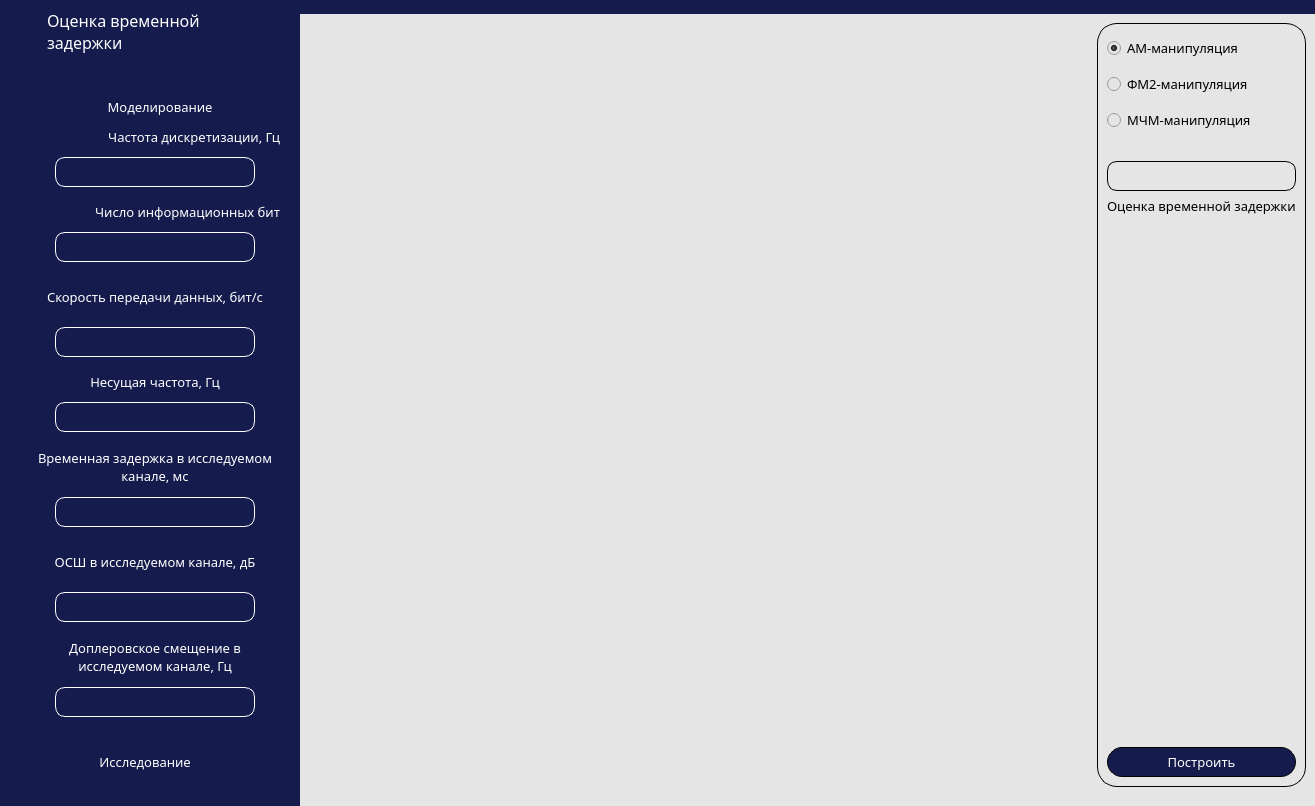
This is ui/main.ui in nmikolaychuk/time-delay-assessment-doppler as Qt 5 draws it before an edit. The edited form follows.
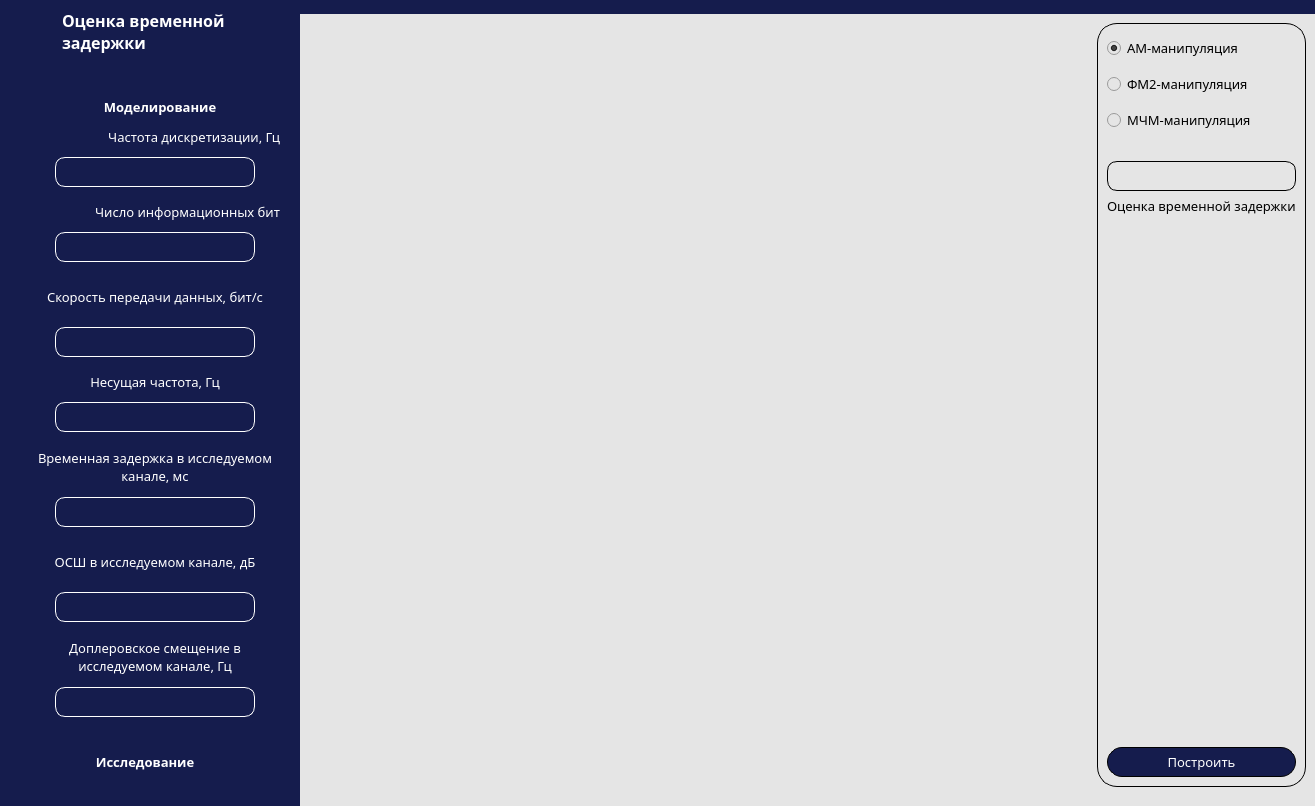
This is the edited form. The open tabs and pages were chosen to show the change. Icons and pictures are not drawn.

Commit message: Исправлен интерфейс

```diff
--- a/ui/main.ui
+++ b/ui/main.ui
@@ -145,14 +145,27 @@
              <enum>QFrame::Raised</enum>
             </property>
             <layout class="QHBoxLayout" name="horizontalLayout_3">
-             <item alignment="Qt::AlignTop">
+             <item>
+              <spacer name="horizontalSpacer_2">
+               <property name="orientation">
+                <enum>Qt::Horizontal</enum>
+               </property>
+               <property name="sizeHint" stdset="0">
+                <size>
+                 <width>40</width>
+                 <height>20</height>
+                </size>
+               </property>
+              </spacer>
+             </item>
+             <item alignment="Qt::AlignHCenter|Qt::AlignTop">
               <widget class="QLabel" name="application_name_label">
                <property name="font">
                 <font>
                  <family>Century Gothic</family>
                  <pointsize>12</pointsize>
-                 <weight>50</weight>
-                 <bold>false</bold>
+                 <weight>75</weight>
+                 <bold>true</bold>
                 </font>
                </property>
                <property name="styleSheet">
@@ -164,24 +177,14 @@
                <property name="scaledContents">
                 <bool>false</bool>
                </property>
+               <property name="alignment">
+                <set>Qt::AlignLeading|Qt::AlignLeft|Qt::AlignVCenter</set>
+               </property>
                <property name="wordWrap">
                 <bool>true</bool>
                </property>
               </widget>
              </item>
-             <item>
-              <spacer name="horizontalSpacer">
-               <property name="orientation">
-                <enum>Qt::Horizontal</enum>
-               </property>
-               <property name="sizeHint" stdset="0">
-                <size>
-                 <width>40</width>
-                 <height>20</height>
-                </size>
-               </property>
-              </spacer>
-             </item>
              <item alignment="Qt::AlignTop">
               <widget class="QLabel" name="application_icon_label">
                <property name="text">
@@ -192,6 +195,19 @@
                </property>
               </widget>
              </item>
+             <item>
+              <spacer name="horizontalSpacer">
+               <property name="orientation">
+                <enum>Qt::Horizontal</enum>
+               </property>
+               <property name="sizeHint" stdset="0">
+                <size>
+                 <width>40</width>
+                 <height>20</height>
+                </size>
+               </property>
+              </spacer>
+             </item>
             </layout>
            </widget>
           </item>
@@ -265,8 +281,8 @@
                 <font>
                  <family>Century Gothic</family>
                  <pointsize>10</pointsize>
-                 <weight>50</weight>
-                 <bold>false</bold>
+                 <weight>75</weight>
+                 <bold>true</bold>
                 </font>
                </property>
                <property name="styleSheet">
@@ -991,8 +1007,8 @@
                 <font>
                  <family>Century Gothic</family>
                  <pointsize>10</pointsize>
-                 <weight>50</weight>
-                 <bold>false</bold>
+                 <weight>75</weight>
+                 <bold>true</bold>
                 </font>
                </property>
                <property name="styleSheet">
```
Left out of the diff: 2 changed lines with no effect on the pictures. The commit also changes 2 other files.
